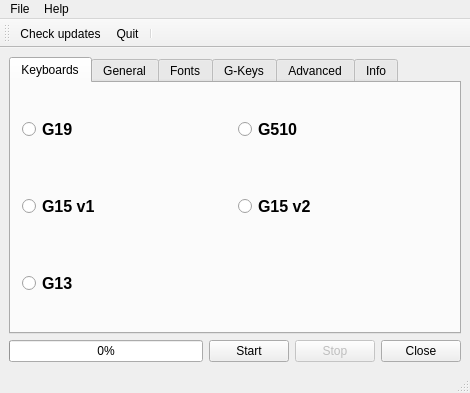
Old version of the form dcspy/ui/qtdcs.ui in the repository emcek/dcspy.
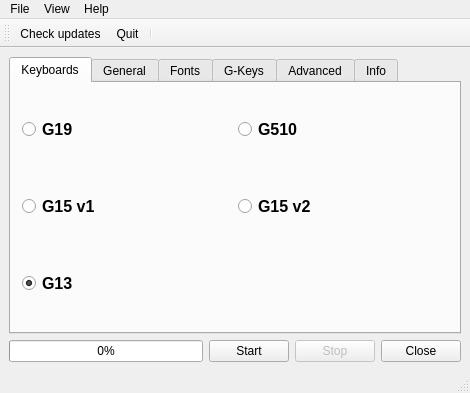
New version of the form. Icons and pictures are not drawn.

```diff
--- a/dcspy/ui/qtdcs.ui
+++ b/dcspy/ui/qtdcs.ui
@@ -172,10 +172,13 @@
             </property>
             <property name="iconSize">
              <size>
-              <width>128</width>
-              <height>128</height>
+              <width>123</width>
+              <height>90</height>
              </size>
             </property>
+            <property name="checked">
+             <bool>true</bool>
+            </property>
            </widget>
           </item>
          </layout>
@@ -511,9 +514,16 @@
     <addaction name="actionAboutDCSpy"/>
     <addaction name="actionAboutQt"/>
     <addaction name="separator"/>
-    <addaction name="actionCheckUpdates"/>
+    <addaction name="a_check_updates"/>
+   </widget>
+   <widget class="QMenu" name="menuView">
+    <property name="title">
+     <string>View</string>
+    </property>
+    <addaction name="a_show_toolbar"/>
    </widget>
    <addaction name="menuFile"/>
+   <addaction name="menuView"/>
    <addaction name="menuHelp"/>
   </widget>
   <widget class="QStatusBar" name="statusbar"/>
```
Left out of the diff: 125 changed lines with no effect on the pictures.
